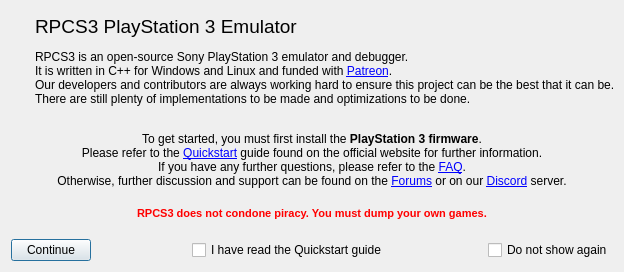
Before: the Qt Designer form rpcs3/rpcs3qt/welcome_dialog.ui in RPCS3/rpcs3, drawn with Qt 5.
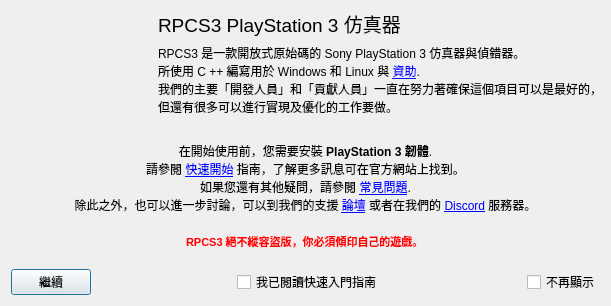
After: the same form once the commit is applied. Icons and pictures are not drawn.

Diff of the .ui file:
```diff
--- a/rpcs3/rpcs3qt/welcome_dialog.ui
+++ b/rpcs3/rpcs3qt/welcome_dialog.ui
@@ -115,7 +115,7 @@
              </font>
             </property>
             <property name="text">
-             <string>RPCS3 PlayStation 3 Emulator</string>
+             <string>RPCS3 PlayStation 3 仿真器</string>
             </property>
             <property name="alignment">
              <set>Qt::AlignLeading|Qt::AlignLeft|Qt::AlignVCenter</set>
@@ -131,7 +131,7 @@
              </font>
             </property>
             <property name="text">
-             <string>&lt;html&gt;&lt;head/&gt;&lt;body&gt;&lt;p&gt;RPCS3 is an open-source Sony PlayStation 3 emulator and debugger.&lt;br/&gt;It is written in C++ for Windows and Linux and funded with &lt;a href=&quot;https://www.patreon.com/Nekotekina&quot;&gt;&lt;span style=&quot; text-decoration: underline; color:#0000ff;&quot;&gt;Patreon&lt;/span&gt;&lt;/a&gt;.&lt;br/&gt;Our developers and contributors are always working hard to ensure this project can be the best that it can be.&lt;br/&gt;There are still plenty of implementations to be made and optimizations to be done.&lt;/p&gt;&lt;/body&gt;&lt;/html&gt;</string>
+             <string>&lt;html&gt;&lt;head/&gt;&lt;body&gt;&lt;p&gt;RPCS3 是一款開放式原始碼的 Sony PlayStation 3 仿真器與偵錯器。&lt;br/&gt;所使用 C ++ 編寫用於 Windows 和 Linux 與 &lt;a href=&quot;https://www.patreon.com/Nekotekina&quot;&gt;&lt;span style=&quot; text-decoration: underline; color:#0000ff;&quot;&gt;資助&lt;/span&gt;&lt;/a&gt;.&lt;br/&gt;我們的主要「開發人員」和「貢獻人員」一直在努力著確保這個項目可以是最好的，&lt;br/&gt;但還有很多可以進行實現及優化的工作要做。&lt;/p&gt;&lt;/body&gt;&lt;/html&gt;</string>
             </property>
             <property name="textFormat">
              <enum>Qt::RichText</enum>
@@ -176,7 +176,7 @@
         </font>
        </property>
        <property name="text">
-        <string>&lt;html&gt;&lt;head/&gt;&lt;body&gt;&lt;p&gt;To get started, you must first install the &lt;span style=&quot; font-weight:600;&quot;&gt;PlayStation 3 firmware&lt;/span&gt;.&lt;br/&gt;Please refer to the &lt;a href=&quot;https://rpcs3.net/quickstart&quot;&gt;&lt;span style=&quot; text-decoration: underline; color:#0000ff;&quot;&gt;Quickstart&lt;/span&gt;&lt;/a&gt; guide found on the official website for further information.&lt;br/&gt;If you have any further questions, please refer to the &lt;a href=&quot;https://rpcs3.net/faq&quot;&gt;&lt;span style=&quot; text-decoration: underline; color:#0000ff;&quot;&gt;FAQ&lt;/span&gt;&lt;/a&gt;.&lt;br/&gt;Otherwise, further discussion and support can be found on the &lt;a href=&quot;https://forums.rpcs3.net&quot;&gt;&lt;span style=&quot; text-decoration: underline; color:#0000ff;&quot;&gt;Forums&lt;/span&gt;&lt;/a&gt; or on our &lt;a href=&quot;https://discord.me/RPCS3&quot;&gt;&lt;span style=&quot; text-decoration: underline; color:#0000ff;&quot;&gt;Discord&lt;/span&gt;&lt;/a&gt; server.&lt;/p&gt;&lt;/body&gt;&lt;/html&gt;</string>
+        <string>&lt;html&gt;&lt;head/&gt;&lt;body&gt;&lt;p&gt;在開始使用前，您需要安裝 &lt;span style=&quot; font-weight:600;&quot;&gt;PlayStation 3 韌體&lt;/span&gt;.&lt;br/&gt;請參閱 &lt;a href=&quot;https://rpcs3.net/quickstart&quot;&gt;&lt;span style=&quot; text-decoration: underline; color:#0000ff;&quot;&gt;快速開始&lt;/span&gt;&lt;/a&gt; 指南，了解更多訊息可在官方網站上找到。&lt;br/&gt;如果您還有其他疑問，請參閱 &lt;a href=&quot;https://rpcs3.net/faq&quot;&gt;&lt;span style=&quot; text-decoration: underline; color:#0000ff;&quot;&gt;常見問題&lt;/span&gt;&lt;/a&gt;.&lt;br/&gt;除此之外，也可以進一步討論，可以到我們的支援 &lt;a href=&quot;https://forums.rpcs3.net&quot;&gt;&lt;span style=&quot; text-decoration: underline; color:#0000ff;&quot;&gt;論壇&lt;/span&gt;&lt;/a&gt; 或者在我們的 &lt;a href=&quot;https://discord.me/RPCS3&quot;&gt;&lt;span style=&quot; text-decoration: underline; color:#0000ff;&quot;&gt;Discord&lt;/span&gt;&lt;/a&gt; 服務器。&lt;/p&gt;&lt;/body&gt;&lt;/html&gt;</string>
        </property>
        <property name="textFormat">
         <enum>Qt::RichText</enum>
@@ -203,7 +203,7 @@
         </font>
        </property>
        <property name="text">
-        <string>&lt;html&gt;&lt;head/&gt;&lt;body&gt;&lt;p&gt;&lt;br/&gt;&lt;span style=&quot; font-weight:600; color:#ff0000;&quot;&gt;RPCS3 does not condone piracy. You must dump your own games.&lt;/span&gt;&lt;br/&gt;&lt;/p&gt;&lt;/body&gt;&lt;/html&gt;</string>
+        <string>&lt;html&gt;&lt;head/&gt;&lt;body&gt;&lt;p&gt;&lt;br/&gt;&lt;span style=&quot; font-weight:600; color:#ff0000;&quot;&gt;RPCS3 絕不縱容盜版，你必須傾印自己的遊戲。&lt;/span&gt;&lt;br/&gt;&lt;/p&gt;&lt;/body&gt;&lt;/html&gt;</string>
        </property>
        <property name="alignment">
         <set>Qt::AlignLeading|Qt::AlignLeft|Qt::AlignTop</set>
@@ -227,7 +227,7 @@
        <item alignment="Qt::AlignLeft">
         <widget class="QPushButton" name="okay">
          <property name="text">
-          <string>Continue</string>
+          <string>繼續</string>
          </property>
          <property name="autoDefault">
           <bool>true</bool>
@@ -250,7 +250,7 @@
        <item alignment="Qt::AlignLeft">
         <widget class="QCheckBox" name="i_have_read">
          <property name="text">
-          <string>I have read the Quickstart guide</string>
+          <string>我已閱讀快速入門指南</string>
          </property>
         </widget>
        </item>
@@ -270,7 +270,7 @@
        <item alignment="Qt::AlignLeft">
         <widget class="QCheckBox" name="do_not_show">
          <property name="text">
-          <string>Do not show again</string>
+          <string>不再顯示</string>
          </property>
         </widget>
        </item>
```
Left out of the diff: 2 changed lines with no effect on the pictures.
